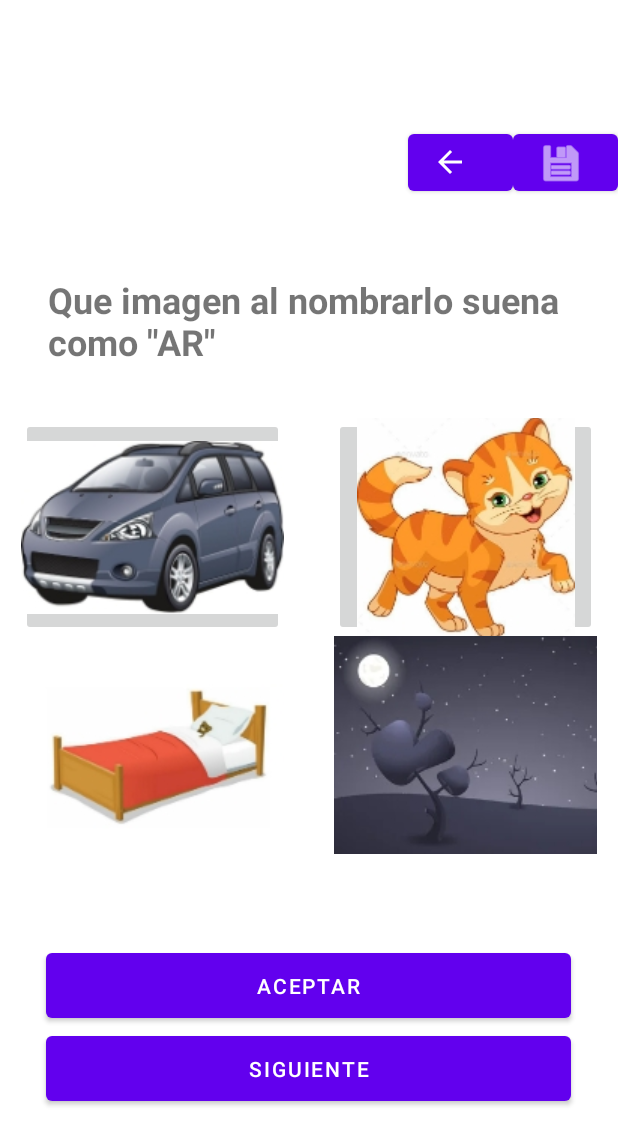
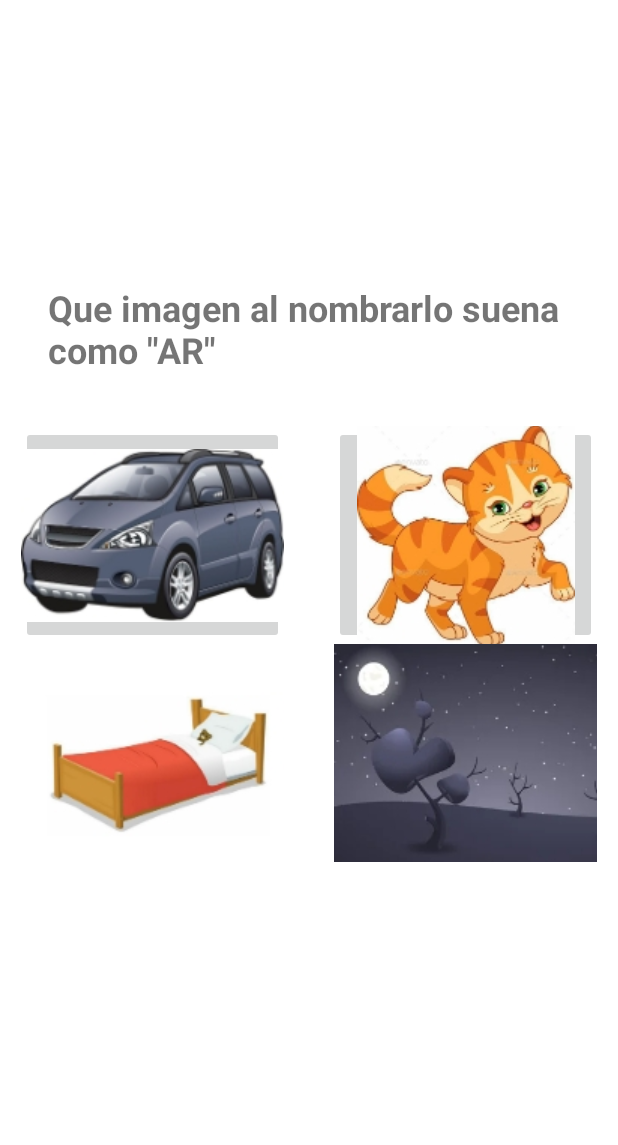
Before and after one commit to Ismael-Codes/androidApplicationFrag, an Android app: the layout fragment_act_1.xml on its own in the app's theme, with its tools: preview values and no code run, on a phone screen of 412 x 824 dp. Shown: the top 1145 px of the screen. Run offline under Robolectric (Android 15) with nearby library versions, the phone set to English and light mode, and no system bars.

```diff
--- a/app/src/main/java/com/example/myapplicationeithfragments/MainActivity.kt
+++ b/app/src/main/java/com/example/myapplicationeithfragments/MainActivity.kt
@@ -2,7 +2,6 @@ package com.example.myapplicationeithfragments
 
 import androidx.appcompat.app.AppCompatActivity
 import android.os.Bundle
-import com.example.myapplicationeithfragments.ui.main.MainFragment
 
 class MainActivity : AppCompatActivity() {
 
--- a/app/src/main/java/com/example/myapplicationeithfragments/ui/main/MainFragment.kt
+++ b/app/src/main/java/com/example/myapplicationeithfragments/ui/main/FragmentAct1.kt
@@ -9,10 +9,10 @@ import androidx.lifecycle.ViewModelProvider
 import com.example.myapplicationeithfragments.R
 
 
-class MainFragment : Fragment() {
+class FragmentAct1 : Fragment() {
 
     companion object {
-        fun newInstance() = MainFragment()
+        fun newInstance() = FragmentAct1()
     }
 
     private lateinit var viewModel: MainViewModel
@@ -22,7 +22,7 @@ class MainFragment : Fragment() {
         savedInstanceState: Bundle?
     ): View {
 
-        return inflater.inflate(R.layout.main_fragment, container, false)
+        return inflater.inflate(R.layout.main_fragment_Act1, container, false)
     }
 
     override fun onActivityCreated(savedInstanceState: Bundle?) {
--- a/app/src/main/res/layout/main_fragment.xml
+++ b/app/src/main/res/layout/fragment_act_1.xml
@@ -5,7 +5,7 @@
     android:id="@+id/main"
     android:layout_width="match_parent"
     android:layout_height="match_parent"
-    tools:context=".ui.main.MainFragment">
+    tools:context=".ui.main.FragmentAct1">
 
     <LinearLayout xmlns:android="http://schemas.android.com/apk/res/android"
         xmlns:app="http://schemas.android.com/apk/res-auto"
@@ -15,34 +15,8 @@
         android:gravity="center"
         android:orientation="vertical"
         tools:context=".Fragments.ActividadA2">
-    <LinearLayout
-        android:layout_width="match_parent"
-        android:layout_height="wrap_content"
-        android:layout_marginBottom="50dp"
 
-        android:gravity="center_horizontal|center_vertical|end"
-        android:orientation="horizontal">
-
-        <Button
-            android:id="@+id/btnLs2"
-            android:layout_width="70dp"
-            android:layout_height="match_parent"
-            android:text=""
-            app:icon="?attr/actionModeCloseDrawable"
-            tools:layout_editor_absoluteX="229dp"
-            tools:layout_editor_absoluteY="16dp" />
-
-        <Button
-            android:id="@+id/btnMn2"
-            android:layout_width="70dp"
-            android:layout_height="50dp"
-            android:text="Menu"
-            app:icon="@android:drawable/ic_menu_save"
-            tools:layout_editor_absoluteX="310dp"
-            tools:layout_editor_absoluteY="16dp" />
-    </LinearLayout>
-
-    <TextView
+        <TextView
         android:id="@+id/textView7"
         android:layout_width="348dp"
         android:layout_height="95dp"
@@ -105,21 +79,5 @@
     </LinearLayout>
 
 
-    <Button
-        android:id="@+id/Acp2"
-        android:layout_width="350dp"
-        android:layout_height="55dp"
-        android:text="Aceptar"
-        app:layout_constraintEnd_toEndOf="parent"
-        tools:layout_editor_absoluteY="585dp" />
-
-    <Button
-        android:id="@+id/Sig2"
-        android:layout_width="350dp"
-        android:layout_height="55dp"
-        android:text="Siguiente"
-        tools:layout_editor_absoluteX="30dp"
-        tools:layout_editor_absoluteY="650dp" />
-
     </LinearLayout>
 </androidx.constraintlayout.widget.ConstraintLayout>
--- a/app/src/main/res/layout/fragment_letra_a1.xml
+++ b/app/src/main/res/layout/fragment_letra_a1.xml
@@ -6,7 +6,7 @@
     android:layout_height="match_parent"
     android:gravity="center"
     android:orientation="vertical"
-    tools:context=".Fragments.LetraA1">
+    tools:context=".ui.main.fragmentLetraA1">
 
     <TextView
         android:id="@+id/textView2"
@@ -78,6 +78,4 @@
 
     </LinearLayout>
 
-
-
 </LinearLayout>
```
Also changed, not shown: app/src/main/res/layout/main_activity.xml (+27 -0 lines).
